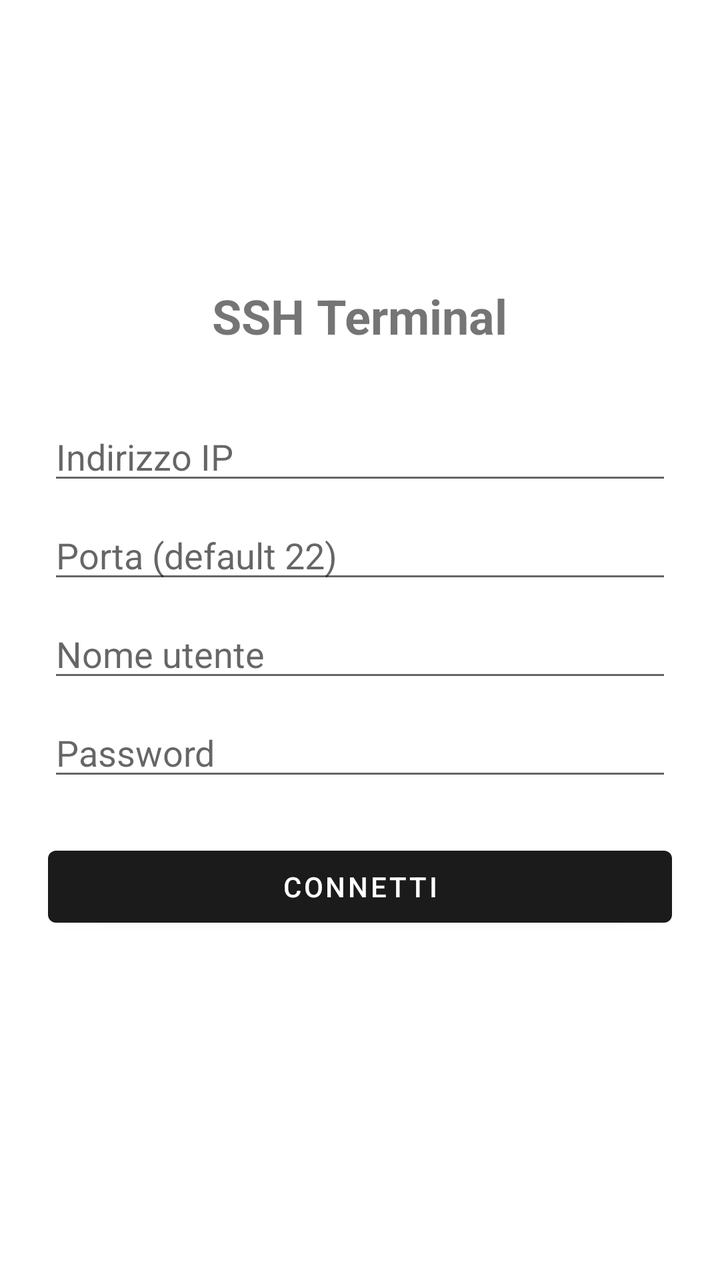
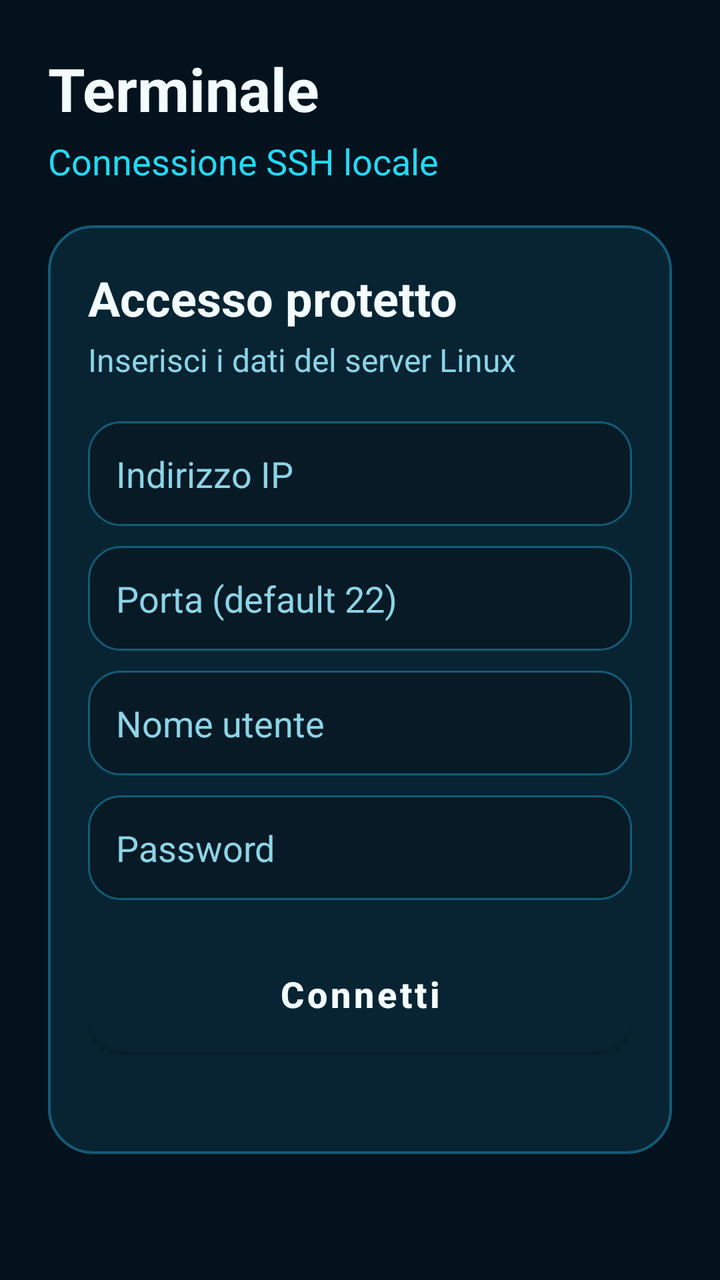

Compare the two renders of this Android layout. The source of the first and the diff that turns it into the second are given below.
<!-- AndroidManifest.xml: application theme Theme.SshTerminal -->
<!-- res/layout/activity_login.xml -->
<?xml version="1.0" encoding="utf-8"?>
<LinearLayout xmlns:android="http://schemas.android.com/apk/res/android"
    android:layout_width="match_parent"
    android:layout_height="match_parent"
    android:orientation="vertical"
    android:padding="24dp"
    android:gravity="center">

    <TextView
        android:layout_width="wrap_content"
        android:layout_height="wrap_content"
        android:text="SSH Terminal"
        android:textSize="24sp"
        android:textStyle="bold"
        android:layout_marginBottom="32dp" />

    <EditText
        android:id="@+id/editHost"
        android:layout_width="match_parent"
        android:layout_height="wrap_content"
        android:hint="Indirizzo IP"
        android:inputType="text"
        android:autofillHints="" />

    <EditText
        android:id="@+id/editPort"
        android:layout_width="match_parent"
        android:layout_height="wrap_content"
        android:hint="Porta (default 22)"
        android:inputType="number"
        android:layout_marginTop="8dp" />

    <EditText
        android:id="@+id/editUsername"
        android:layout_width="match_parent"
        android:layout_height="wrap_content"
        android:hint="Nome utente"
        android:inputType="text"
        android:layout_marginTop="8dp"
        android:autofillHints="" />

    <EditText
        android:id="@+id/editPassword"
        android:layout_width="match_parent"
        android:layout_height="wrap_content"
        android:hint="Password"
        android:inputType="textPassword"
        android:layout_marginTop="8dp"
        android:autofillHints="" />

    <Button
        android:id="@+id/buttonConnect"
        android:layout_width="match_parent"
        android:layout_height="wrap_content"
        android:text="Connetti"
        android:layout_marginTop="24dp" />

    <ProgressBar
        android:id="@+id/progressBar"
        android:layout_width="wrap_content"
        android:layout_height="wrap_content"
        android:visibility="gone"
        android:layout_marginTop="16dp" />

    <TextView
        android:id="@+id/textError"
        android:layout_width="match_parent"
        android:layout_height="wrap_content"
        android:textColor="#D32F2F"
        android:layout_marginTop="12dp"
        android:gravity="center" />

</LinearLayout>
<!-- resources referenced by this layout -->
<resources>
  <style name="Theme.SshTerminal" parent="Theme.MaterialComponents.DayNight.NoActionBar">
          <item name="colorPrimary">#1B1B1B</item>
          <item name="colorPrimaryDark">#000000</item>
          <item name="colorAccent">#33FF33</item>
      </style>
</resources>

<!-- the commit's change to res/layout/activity_login.xml (unified diff, before → after) -->
@@ -1,73 +1,140 @@
 <?xml version="1.0" encoding="utf-8"?>
-<LinearLayout xmlns:android="http://schemas.android.com/apk/res/android"
+<ScrollView xmlns:android="http://schemas.android.com/apk/res/android"
     android:layout_width="match_parent"
     android:layout_height="match_parent"
-    android:orientation="vertical"
-    android:padding="24dp"
-    android:gravity="center">
+    android:background="@color/matrix_bg"
+    android:fillViewport="true">
 
-    <TextView
-        android:layout_width="wrap_content"
-        android:layout_height="wrap_content"
-        android:text="SSH Terminal"
-        android:textSize="24sp"
-        android:textStyle="bold"
-        android:layout_marginBottom="32dp" />
-
-    <EditText
-        android:id="@+id/editHost"
+    <LinearLayout
         android:layout_width="match_parent"
         android:layout_height="wrap_content"
-        android:hint="Indirizzo IP"
-        android:inputType="text"
-        android:autofillHints="" />
+        android:orientation="vertical"
+        android:padding="24dp">
 
-    <EditText
-        android:id="@+id/editPort"
-        android:layout_width="match_parent"
-        android:layout_height="wrap_content"
-        android:hint="Porta (default 22)"
-        android:inputType="number"
-        android:layout_marginTop="8dp" />
+        <TextView
+            android:layout_width="wrap_content"
+            android:layout_height="wrap_content"
+            android:text="Terminale"
+            android:textColor="@color/matrix_text_primary"
+            android:textSize="30sp"
+            android:textStyle="bold" />
 
-    <EditText
-        android:id="@+id/editUsername"
-        android:layout_width="match_parent"
-        android:layout_height="wrap_content"
-        android:hint="Nome utente"
-        android:inputType="text"
-        android:layout_marginTop="8dp"
-        android:autofillHints="" />
+        <TextView
+            android:layout_width="wrap_content"
+            android:layout_height="wrap_content"
+            android:layout_marginTop="4dp"
+            android:text="Connessione SSH locale"
+            android:textColor="@color/matrix_cyan"
+            android:textSize="18sp" />
 
-    <EditText
-        android:id="@+id/editPassword"
-        android:layout_width="match_parent"
-        android:layout_height="wrap_content"
-        android:hint="Password"
-        android:inputType="textPassword"
-        android:layout_marginTop="8dp"
-        android:autofillHints="" />
+        <LinearLayout
+            android:layout_width="match_parent"
+            android:layout_height="wrap_content"
+            android:layout_marginTop="20dp"
+            android:background="@drawable/bg_card_matrix"
+            android:orientation="vertical"
+            android:padding="20dp">
 
-    <Button
-        android:id="@+id/buttonConnect"
-        android:layout_width="match_parent"
-        android:layout_height="wrap_content"
-        android:text="Connetti"
-        android:layout_marginTop="24dp" />
+            <TextView
+                android:layout_width="wrap_content"
+                android:layout_height="wrap_content"
+                android:text="Accesso protetto"
+                android:textColor="@color/matrix_text_primary"
+                android:textSize="24sp"
+                android:textStyle="bold" />
 
-    <ProgressBar
-        android:id="@+id/progressBar"
-        android:layout_width="wrap_content"
-        android:layout_height="wrap_content"
-        android:visibility="gone"
-        android:layout_marginTop="16dp" />
+            <TextView
+                android:layout_width="wrap_content"
+                android:layout_height="wrap_content"
+                android:layout_marginTop="4dp"
+                android:text="Inserisci i dati del server Linux"
+                android:textColor="@color/matrix_text_secondary"
+                android:textSize="16sp" />
 
-    <TextView
-        android:id="@+id/textError"
-        android:layout_width="match_parent"
-        android:layout_height="wrap_content"
-        android:textColor="#D32F2F"
-        android:layout_marginTop="12dp"
-        android:gravity="center" />
+            <EditText
+                android:id="@+id/editHost"
+                android:layout_width="match_parent"
+                android:layout_height="wrap_content"
+                android:layout_marginTop="20dp"
+                android:autofillHints=""
+                android:background="@drawable/bg_input_matrix"
+                android:hint="Indirizzo IP"
+                android:inputType="text"
+                android:padding="14dp"
+                android:textColor="@color/matrix_text_primary"
+                android:textColorHint="@color/matrix_text_secondary" />
 
-</LinearLayout>
+            <EditText
+                android:id="@+id/editPort"
+                android:layout_width="match_parent"
+                android:layout_height="wrap_content"
+                android:layout_marginTop="10dp"
+                android:background="@drawable/bg_input_matrix"
+                android:hint="Porta (default 22)"
+                android:inputType="number"
+                android:padding="14dp"
+                android:textColor="@color/matrix_text_primary"
+                android:textColorHint="@color/matrix_text_secondary" />
+
+            <EditText
+                android:id="@+id/editUsername"
+                android:layout_width="match_parent"
+                android:layout_height="wrap_content"
+                android:layout_marginTop="10dp"
+                android:autofillHints=""
+                android:background="@drawable/bg_input_matrix"
+                android:hint="Nome utente"
+                android:inputType="text"
+                android:padding="14dp"
+                android:textColor="@color/matrix_text_primary"
+                android:textColorHint="@color/matrix_text_secondary" />
+
+            <EditText
+                android:id="@+id/editPassword"
+                android:layout_width="match_parent"
+                android:layout_height="wrap_content"
+                android:layout_marginTop="10dp"
+                android:autofillHints=""
+                android:background="@drawable/bg_input_matrix"
+                android:hint="Password"
+                android:inputType="textPassword"
+                android:padding="14dp"
+                android:textColor="@color/matrix_text_primary"
+                android:textColorHint="@color/matrix_text_secondary" />
+
+            <Button
+                android:id="@+id/buttonConnect"
+                android:layout_width="match_parent"
+                android:layout_height="58dp"
+                android:layout_marginTop="18dp"
+                android:background="@drawable/bg_button_matrix"
+                android:drawableStart="@drawable/ic_matrix_connect"
+                android:drawablePadding="10dp"
+                android:gravity="center"
+                android:paddingHorizontal="16dp"
+                android:text="Connetti"
+                android:textAllCaps="false"
+                android:textColor="@color/matrix_text_primary"
+                android:textSize="18sp"
+                android:textStyle="bold" />
+
+            <ProgressBar
+                android:id="@+id/progressBar"
+                android:layout_width="wrap_content"
+                android:layout_height="wrap_content"
+                android:layout_gravity="center_horizontal"
+                android:layout_marginTop="14dp"
+                android:indeterminateTint="@color/matrix_cyan"
+                android:visibility="gone" />
+
+            <TextView
+                android:id="@+id/textError"
+                android:layout_width="match_parent"
+                android:layout_height="wrap_content"
+                android:layout_marginTop="12dp"
+                android:gravity="center"
+                android:textColor="@color/matrix_error" />
+
+        </LinearLayout>
+    </LinearLayout>
+</ScrollView>
<!-- resource entries referenced after the edit -->
@@ -1,9 +1,59 @@
 <!-- resources referenced by this layout -->
 <resources>
+  <color name="matrix_bg">#03121D</color>
+  <color name="matrix_cyan">#23D9F6</color>
+  <color name="matrix_error">#FF6E6E</color>
+  <color name="matrix_text_primary">#F3FCFF</color>
+  <color name="matrix_text_secondary">#8CD4E6</color>
+  <!-- drawable bg_button_matrix (drawable) -->
+  <?xml version="1.0" encoding="utf-8"?>
+  <selector xmlns:android="http://schemas.android.com/apk/res/android">
+      <item android:state_pressed="true">
+          <shape android:shape="rectangle">
+              <solid android:color="@color/matrix_panel_alt" />
+              <corners android:radius="18dp" />
+              <stroke android:width="1.4dp" android:color="@color/matrix_cyan" />
+          </shape>
+      </item>
+      <item>
+          <shape android:shape="rectangle">
+              <solid android:color="@color/matrix_panel" />
+              <corners android:radius="18dp" />
+              <stroke android:width="1.2dp" android:color="@color/matrix_border" />
+          </shape>
+      </item>
+  </selector>
+  <!-- drawable bg_card_matrix (drawable) -->
+  <?xml version="1.0" encoding="utf-8"?>
+  <shape xmlns:android="http://schemas.android.com/apk/res/android" android:shape="rectangle">
+      <solid android:color="@color/matrix_panel" />
+      <corners android:radius="22dp" />
+      <stroke android:width="1.2dp" android:color="@color/matrix_border" />
+  </shape>
+  <!-- drawable bg_input_matrix (drawable) -->
+  <?xml version="1.0" encoding="utf-8"?>
+  <shape xmlns:android="http://schemas.android.com/apk/res/android" android:shape="rectangle">
+      <solid android:color="#071A26" />
+      <corners android:radius="16dp" />
+      <stroke android:width="1dp" android:color="@color/matrix_border" />
+      <padding android:left="14dp" android:top="12dp" android:right="14dp" android:bottom="12dp" />
+  </shape>
+  <!-- drawable ic_matrix_connect (drawable) -->
+  <vector xmlns:android="http://schemas.android.com/apk/res/android"
+      android:width="24dp" android:height="24dp" android:viewportWidth="24" android:viewportHeight="24">
+      <path android:fillColor="@color/matrix_cyan" android:pathData="M10,17l5,-5 -5,-5v3H3v4h7v3z"/>
+      <path android:fillColor="@color/matrix_cyan_soft" android:pathData="M13,4h5c1.1,0 2,0.9 2,2v12c0,1.1 -0.9,2 -2,2h-5v-2h5V6h-5z"/>
+  </vector>
   <style name="Theme.SshTerminal" parent="Theme.MaterialComponents.DayNight.NoActionBar">
-          <item name="colorPrimary">#1B1B1B</item>
-          <item name="colorPrimaryDark">#000000</item>
-          <item name="colorAccent">#33FF33</item>
+          <item name="colorPrimary">@color/matrix_panel</item>
+          <item name="colorPrimaryVariant">@color/matrix_bg</item>
+          <item name="colorSecondary">@color/matrix_cyan</item>
+          <item name="android:statusBarColor">@color/matrix_bg</item>
+          <item name="android:navigationBarColor">@color/matrix_bg</item>
       </style>
+  <color name="matrix_panel_alt">#0A2B3D</color>
+  <color name="matrix_panel">#082433</color>
+  <color name="matrix_border">#135C77</color>
+  <color name="matrix_cyan_soft">#7CEEFF</color>
 </resources>
 
